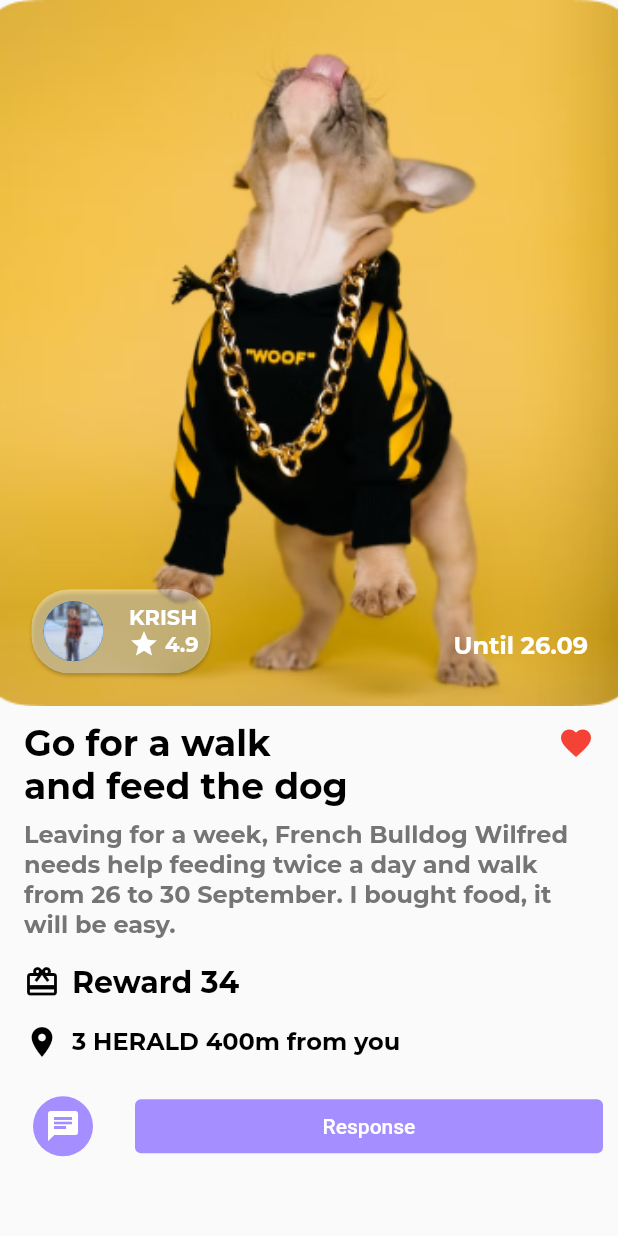
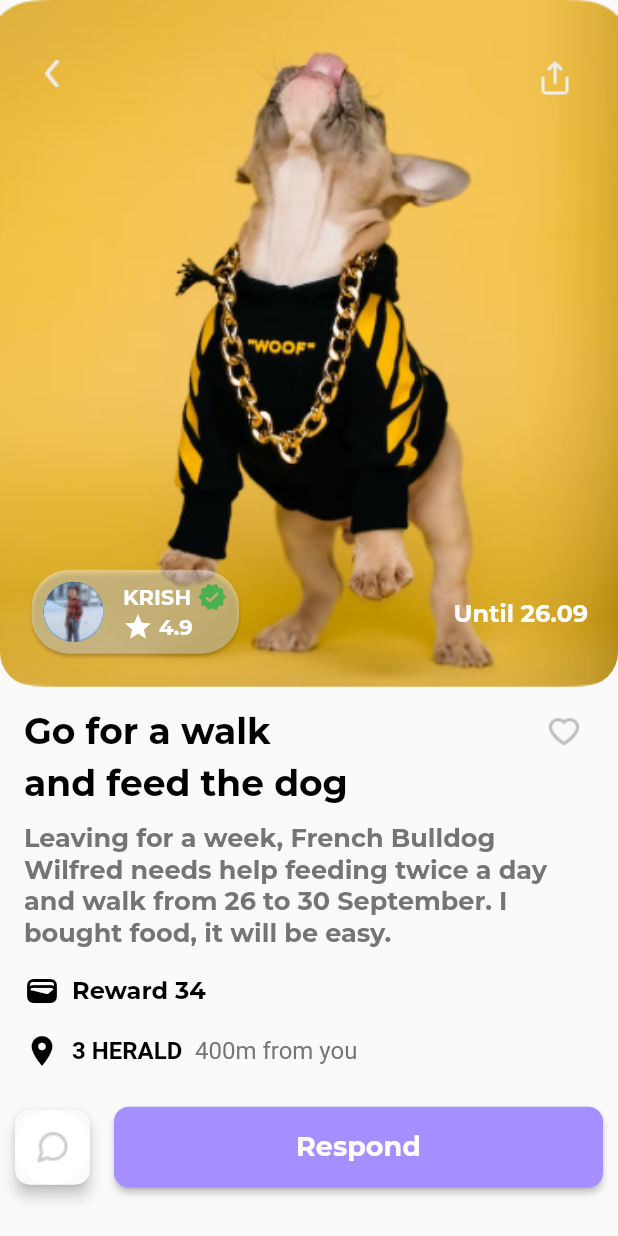
Before and after one commit to fian39870/uts_pemrograman_mobile, a Flutter app: the DetailPage screen opened directly, on a phone screen of 412 x 824 dp. Run offline on Flutter 3.47's test engine with Material 2 defaults, Android fonts, the phone set to English and light mode, and no system bars; project files that could hold a hidden picture were left out.

Commit message:
commit for 2 page

```diff
--- a/lib/page_detail.dart
+++ b/lib/page_detail.dart
@@ -18,7 +18,7 @@ class DetailPage extends StatelessWidget {
   @override
   Widget build(BuildContext context) {
     var screenHeight = MediaQuery.of(context).size.height;
-    var tinggiGambarLatarBelakang = screenHeight * 2 / 3.5;
+    var tinggiGambarLatarBelakang = screenHeight * 2 / 3.6;
 
     return Scaffold(
       body: Column(
@@ -34,6 +34,24 @@ class DetailPage extends StatelessWidget {
                       image: AssetImage('assets/images/imgFlowers1.png'),
                       fit: BoxFit.cover,
                     ),
+                    borderRadius: BorderRadius.only(
+                      bottomLeft: Radius.circular(23),
+                      bottomRight: Radius.circular(23),
+                    ),
+                  ),
+                ),
+                Positioned(
+                  top: 40,
+                  right: 30,
+                  child: Image.asset(
+                    'assets/icons/iconShare.png',
+                  ),
+                ),
+                Positioned(
+                  top: 40,
+                  left: 30,
+                  child: Image.asset(
+                    'assets/icons/iconBack.png',
                   ),
                 ),
                 Positioned(
@@ -52,9 +70,11 @@ class DetailPage extends StatelessWidget {
                           CircleAvatar(
                             backgroundImage: AssetImage('assets/icons/Ava.png'),
                           ),
-                          SizedBox(width: 17),
+                          SizedBox(width: 13),
                           Column(
                             crossAxisAlignment: CrossAxisAlignment.start,
+                            children: <Widget>[
+                              Row(
                                 children: <Widget>[
                                   Text(
                                     'KRISH',
@@ -63,6 +83,17 @@ class DetailPage extends StatelessWidget {
                                       fontWeight: FontWeight.bold,
                                       fontFamily: 'Montserrat',
                                     ),
+                                  ),
+                                  SizedBox(
+                                      width:
+                                          4), // Tambahkan sedikit ruang antara teks dan ikon
+                                  Icon(
+                                    Icons
+                                        .verified_rounded, // Ikon centang hijau
+                                    color: Colors.green,
+                                    size: 20,
+                                  ),
+                                ],
                               ),
                               Row(
                                 children: <Widget>[
@@ -80,6 +111,7 @@ class DetailPage extends StatelessWidget {
                               ),
                             ],
                           ),
+// ... Widget lainnya ...
                         ],
                       ),
                     ),
@@ -87,13 +119,12 @@ class DetailPage extends StatelessWidget {
                 ),
                 // Teks "Until 26.09"
                 Positioned(
-                  bottom: 30,
+                  bottom: 38,
                   right: 20,
                   child: Text(
                     'Until 26.09',
                     style: TextStyle(
                       color: Colors.white,
-                      fontWeight: FontWeight.bold,
                       fontSize: 16,
                       fontFamily: 'Montserrat',
                     ),
@@ -103,6 +134,9 @@ class DetailPage extends StatelessWidget {
             ),
           ),
           TitleWidget(),
+          SizedBox(
+            height: 5,
+          ),
           BottomButtonsWidget(),
         ],
       ),
@@ -132,10 +166,11 @@ class TitleWidget extends StatelessWidget {
                   ),
                 ),
               ),
-              Icon(
-                Icons.favorite,
-                color: Colors.red,
-                size: 24.0,
+              Image.asset(
+                'assets/icons/iconMenuHeart.png',
+                color: Colors.black,
+                width: 40,
+                height: 40,
               ),
             ],
           ),
@@ -148,12 +183,13 @@ class TitleWidget extends StatelessWidget {
               fontFamily: 'Montserrat',
             ),
           ),
-          SizedBox(height: 8),
+          SizedBox(height: 12),
           Text(
             'Leaving for a week, French Bulldog Wilfred needs help feeding twice a day and walk from 26 to 30 September. I bought food, it will be easy.',
             style: TextStyle(
               color: Colors.grey[600],
-              fontSize: 16.0,
+              fontSize: 17.0,
+              fontWeight: FontWeight.bold,
               fontFamily: 'Montserrat',
             ),
           ),
@@ -161,16 +197,16 @@ class TitleWidget extends StatelessWidget {
           Row(
             children: <Widget>[
               Icon(
-                Icons.wallet_giftcard, // Ikon dompet
+                Icons.wallet,
                 color: Colors.black,
                 size: 24.0,
               ),
-              SizedBox(width: 8), // Tambahkan ruang antara ikon dan teks
+              SizedBox(width: 8),
               Text(
                 "Reward 34",
                 style: TextStyle(
                   color: Colors.black,
-                  fontSize: 20.0,
+                  fontSize: 16.0,
                   fontWeight: FontWeight.bold,
                   fontFamily: 'Montserrat',
                 ),
@@ -186,16 +222,35 @@ class TitleWidget extends StatelessWidget {
                 size: 24.0,
               ),
               SizedBox(width: 8),
-              Text(
-                '3 HERALD 400m from you',
+              RichText(
+                text: TextSpan(
                   style: TextStyle(
-                  color: Colors.black,
                     fontSize: 16.0,
                     fontFamily: 'Montserrat',
+                    color: Colors.black,
+                  ),
+                  children: <TextSpan>[
+                    TextSpan(
+                      text: '3 HERALD ',
+                      style: TextStyle(
+                        fontSize: 16.0,
+                        fontWeight: FontWeight.bold,
+                      ),
+                    ),
+                    TextSpan(
+                      text: ' ', // Spasi antara '3 HERALD' dan '400m from you'
+                    ),
+                    TextSpan(
+                      text: '400m from you',
+                      style: TextStyle(
+                        color: Colors.grey[600],
                       ),
                     ),
                   ],
                 ),
+              ),
+            ],
+          )
         ],
       ),
     );
@@ -210,24 +265,41 @@ class BottomButtonsWidget extends StatelessWidget {
       child: Row(
         mainAxisAlignment: MainAxisAlignment.start,
         children: <Widget>[
-          TextButton(
+          Material(
+            elevation: 4.0,
+            borderRadius: BorderRadius.circular(10.0),
+            child: TextButton(
               onPressed: () {},
               style: TextButton.styleFrom(
-              primary: Colors.white,
-              backgroundColor: Color.fromRGBO(165, 142, 255, 1),
-              shape: CircleBorder(),
+                backgroundColor: Colors.white,
+                shape: RoundedRectangleBorder(
+                  borderRadius: BorderRadius.circular(25.0),
                 ),
-            child: Icon(Icons.chat),
+                minimumSize: Size(50, 50),
+              ),
+              child: Image.asset(
+                'assets/icons/iconMenuChat.png',
+              ),
+            ),
           ),
           SizedBox(width: 16),
           Expanded(
-            child: TextButton(
+            child: ElevatedButton(
               onPressed: () {},
-              style: TextButton.styleFrom(
-                primary: Colors.white,
-                backgroundColor: Color.fromRGBO(165, 142, 255, 1),
+              style: ElevatedButton.styleFrom(
+                primary: Color.fromRGBO(165, 142, 255, 1),
+                shape: RoundedRectangleBorder(
+                  borderRadius: BorderRadius.circular(10.0),
                 ),
-              child: Text('Response'),
+              ),
+              child: Padding(
+                padding: const EdgeInsets.all(16.0),
+                child: Text('Respond',
+                    style: TextStyle(
+                        fontSize: 18,
+                        fontFamily: 'Montserrat',
+                        fontWeight: FontWeight.bold)),
+              ),
             ),
           ),
         ],
--- a/pubspec.yaml
+++ b/pubspec.yaml
@@ -70,9 +70,13 @@ flutter:
     - assets/icons/iconMenuList.png
     - assets/icons/iconMenuUser.png
     - assets/icons/iconAdd.png
+    - assets/icons/iconBack.png
     - assets/icons/Ava.png
+    - assets/icons/love.png
+    - assets/icons/iconShare.png
     - assets/images/imgDogCard.png
     - assets/images/imgFlowers1.png
+    - assets/images/imgkaktus.png
   # An image asset can refer to one or more resolution-specific "variants", see
   # https://flutter.dev/assets-and-images/#resolution-aware
 
```
Also changed, not shown: lib/main.dart (+73 -3 lines), assets/icons/iconBack.png (added), assets/icons/iconShare.png (added), assets/icons/love.png (added), assets/images/imgkaktus.png (added). Lines whose indentation alone changed are shown as unchanged.
